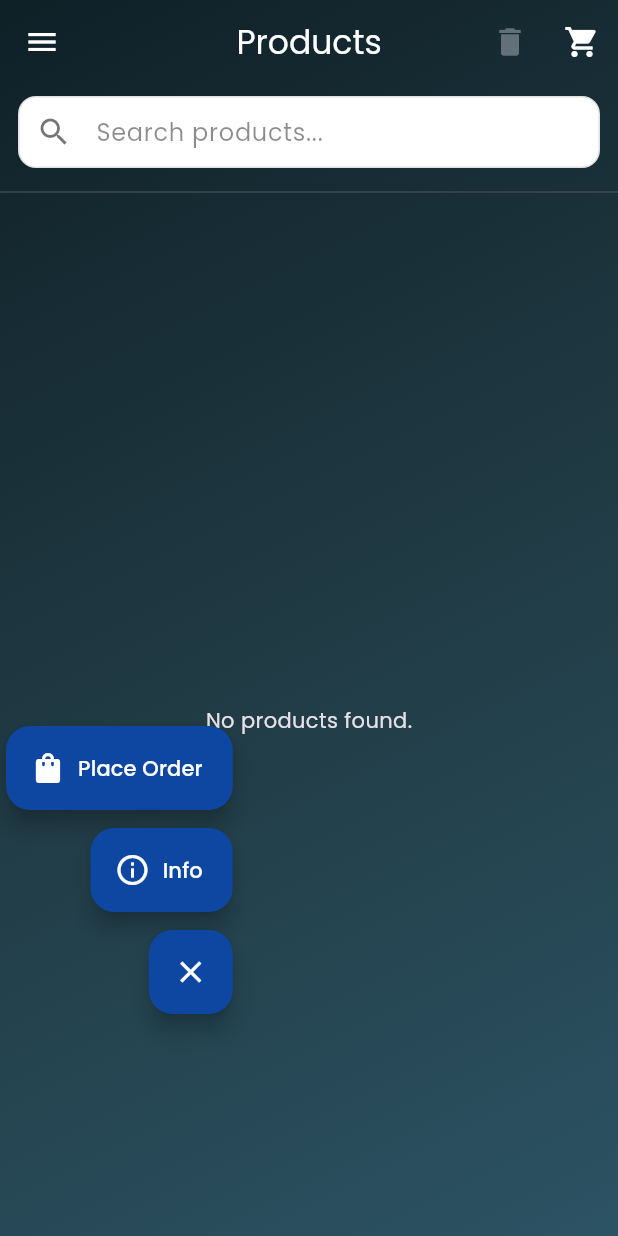
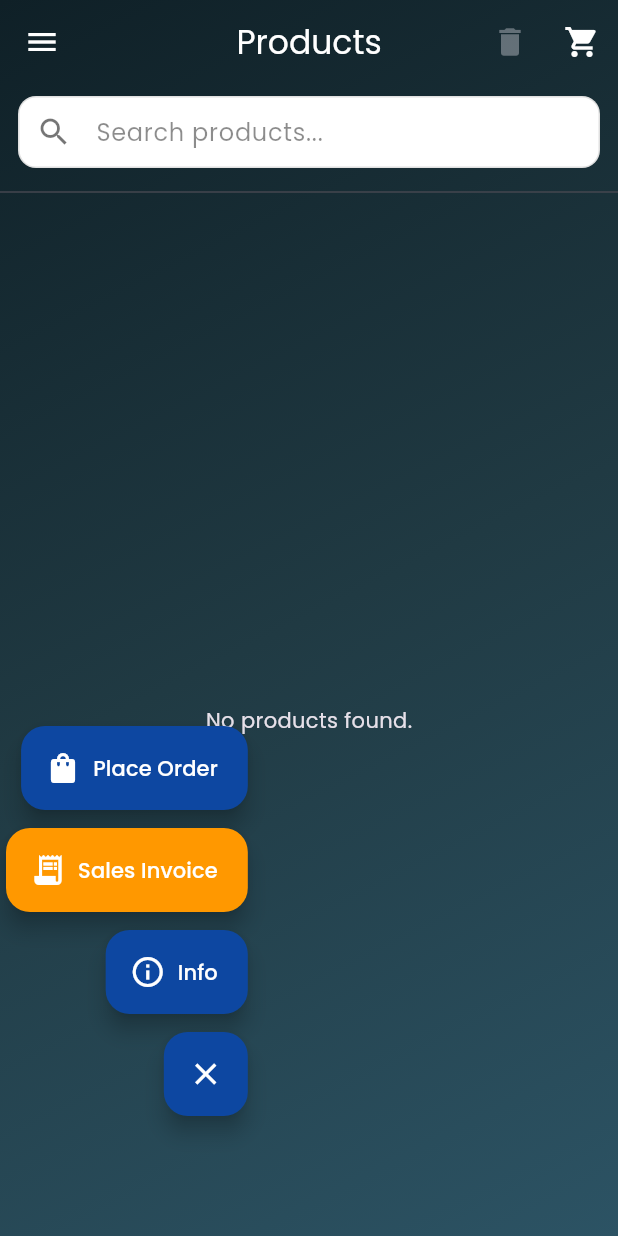
Before and after one commit to agahii/slcloudapppro, a Flutter app: the HomeScreen screen opened by its route, after a tap on the "menu" icon, on a phone screen of 412 x 824 dp. Run offline on Flutter 3.47's test engine with Material 3 defaults, Android fonts, the phone set to English and light mode, and no system bars; our stand-ins replace connectivity_plus, dropdown_search, google_fonts, shared_preferences; accounts and stored records are empty; network calls fail.

Commit message:
SalesOrderList

```diff
--- a/lib/home_screen.dart
+++ b/lib/home_screen.dart
@@ -501,6 +501,31 @@ class _HomeScreenState extends State<HomeScreen> with TickerProviderStateMixin {
 
           ),
           const SizedBox(height: 12),
+
+
+
+          FloatingActionButton.extended(
+            heroTag: 'salesInvoice',
+            backgroundColor: Colors.orange,
+            onPressed: () {
+              if (_cart.isEmpty) {
+                ScaffoldMessenger.of(context).showSnackBar(
+                  const SnackBar(content: Text('Cart is empty')),
+                );
+              } else {
+                _showOrderSummaryDialog();
+              }
+            },
+            icon: const Icon(Icons.receipt_long, color: Colors.white),
+            label: const Text('Sales Invoice',
+                style: TextStyle(color: Colors.white)),
+          ),
+          const SizedBox(height: 12),
+
+
+
+
+
           FloatingActionButton.extended(
             heroTag: 'anotherAction',
             backgroundColor: Theme.of(context).colorScheme.primary,
@@ -514,6 +539,13 @@ class _HomeScreenState extends State<HomeScreen> with TickerProviderStateMixin {
                 style: TextStyle(color: Colors.white)),
           ),
           const SizedBox(height: 12),
+
+
+
+
+
+
+
         ],
         FloatingActionButton(
           backgroundColor: Theme.of(context).colorScheme.primary,
```
